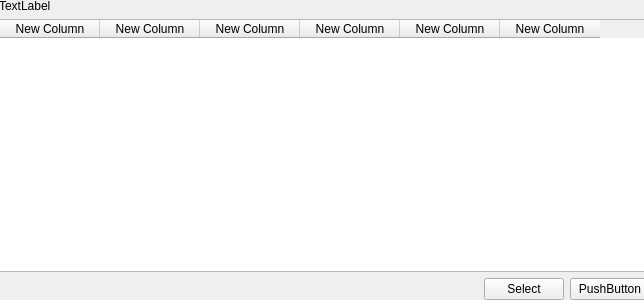
Above: GuiPG/src/View/secretkeywidget.ui from Diakakodo/GuiPG before the change. Below: the same form after it.
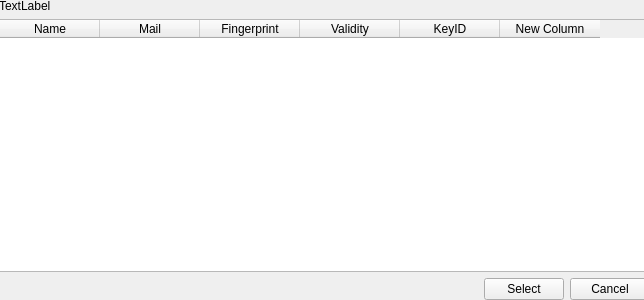
That is the form after the change.

Commit message: Ajout de la selection de la clef privée lors de la ccertification d'une clef TODO quelques bugs a fixer ...

The edit to the form file:
```diff
--- a/GuiPG/src/View/secretkeywidget.ui
+++ b/GuiPG/src/View/secretkeywidget.ui
@@ -32,29 +32,38 @@
     </item>
     <item>
      <widget class="QTableWidget" name="tableWidget">
+      <property name="alternatingRowColors">
+       <bool>true</bool>
+      </property>
+      <property name="selectionMode">
+       <enum>QAbstractItemView::SingleSelection</enum>
+      </property>
+      <property name="selectionBehavior">
+       <enum>QAbstractItemView::SelectRows</enum>
+      </property>
       <column>
        <property name="text">
-        <string>New Column</string>
+        <string>Name</string>
        </property>
       </column>
       <column>
        <property name="text">
-        <string>New Column</string>
+        <string>Mail</string>
        </property>
       </column>
       <column>
        <property name="text">
-        <string>New Column</string>
+        <string>Fingerprint</string>
        </property>
       </column>
       <column>
        <property name="text">
-        <string>New Column</string>
+        <string>Validity</string>
        </property>
       </column>
       <column>
        <property name="text">
-        <string>New Column</string>
+        <string>KeyID</string>
        </property>
       </column>
       <column>
@@ -89,7 +98,7 @@
       <item>
        <widget class="QPushButton" name="cancelButton">
         <property name="text">
-         <string>PushButton</string>
+         <string>Cancel</string>
         </property>
        </widget>
       </item>
```
Left out of the diff: 19 changed lines with no effect on the pictures. The commit also changes 2 other files.
